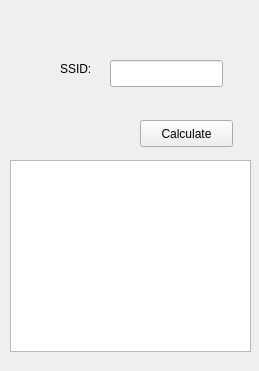
Above: trunk/qt/routerkeygen.ui from braxy0/android-thomson-key-solver before the change. Below: the same form after it.
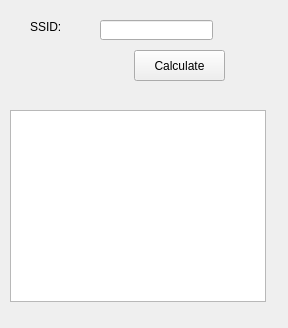
That is the form after the change.

What changed in the file:
```diff
--- a/trunk/qt/routerkeygen.ui
+++ b/trunk/qt/routerkeygen.ui
@@ -6,21 +6,31 @@
    <rect>
     <x>0</x>
     <y>0</y>
-    <width>259</width>
-    <height>371</height>
+    <width>288</width>
+    <height>328</height>
    </rect>
   </property>
   <property name="windowTitle">
    <string>RouterKeygen</string>
   </property>
   <widget class="QWidget" name="centralWidget">
+   <widget class="QListWidget" name="listWidget">
+    <property name="geometry">
+     <rect>
+      <x>10</x>
+      <y>110</y>
+      <width>256</width>
+      <height>192</height>
+     </rect>
+    </property>
+   </widget>
    <widget class="QPushButton" name="calcButton">
     <property name="geometry">
      <rect>
-      <x>140</x>
-      <y>120</y>
-      <width>93</width>
-      <height>27</height>
+      <x>134</x>
+      <y>50</y>
+      <width>91</width>
+      <height>31</height>
      </rect>
     </property>
     <property name="text">
@@ -30,36 +40,26 @@
    <widget class="QLineEdit" name="inputSSID">
     <property name="geometry">
      <rect>
-      <x>110</x>
-      <y>60</y>
+      <x>100</x>
+      <y>20</y>
       <width>113</width>
-      <height>27</height>
+      <height>20</height>
      </rect>
     </property>
    </widget>
    <widget class="QLabel" name="labelSSID">
     <property name="geometry">
      <rect>
-      <x>60</x>
-      <y>60</y>
-      <width>41</width>
-      <height>17</height>
+      <x>30</x>
+      <y>20</y>
+      <width>46</width>
+      <height>13</height>
      </rect>
     </property>
     <property name="text">
      <string>SSID:</string>
     </property>
    </widget>
-   <widget class="QListWidget" name="listWidget">
-    <property name="geometry">
-     <rect>
-      <x>10</x>
-      <y>160</y>
-      <width>241</width>
-      <height>192</height>
-     </rect>
-    </property>
-   </widget>
   </widget>
  </widget>
  <layoutdefault spacing="6" margin="11"/>
```
